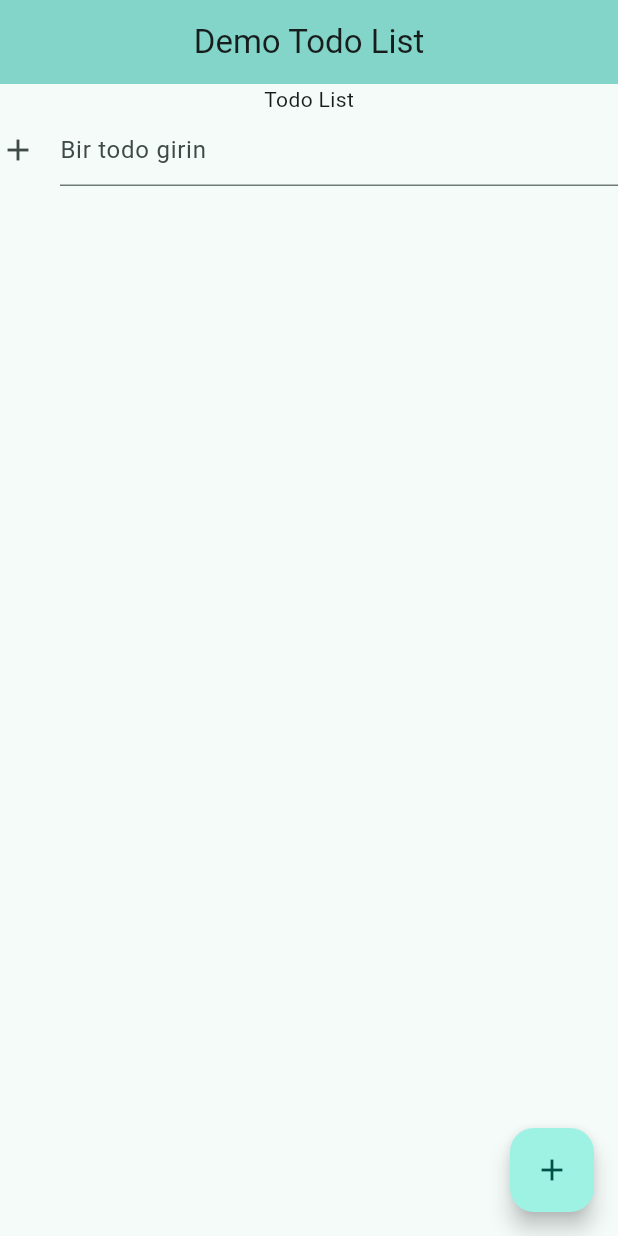
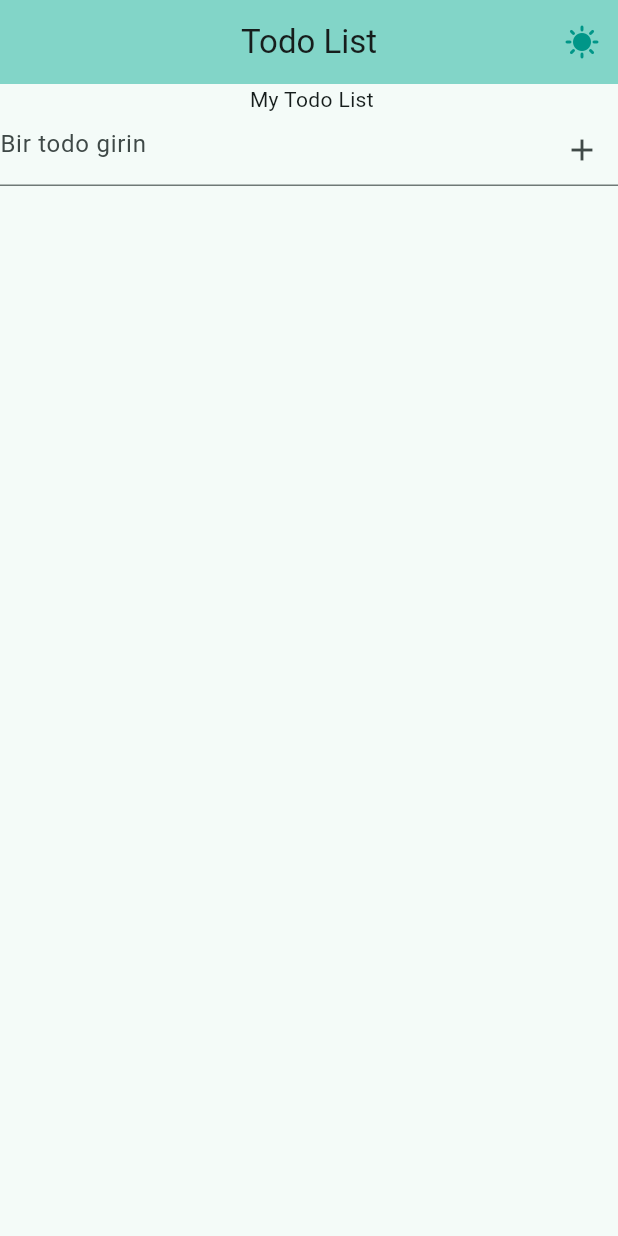
Before and after one commit to kubrainy/flutter-todo, a Flutter app: the screen it shows after launch, on a phone screen of 412 x 824 dp. Run offline on Flutter 3.47's test engine with Material 3 defaults, Android fonts, the phone set to English and light mode, and no system bars.

Commit message:
add todo and toggle theme

```diff
--- a/lib/main.dart
+++ b/lib/main.dart
@@ -1,5 +1,6 @@
 import 'package:flutter/material.dart';
 import 'package:flutter_todo/models/todo.dart';
+import 'package:flutter_todo/utils/theme.dart';
 
 void main() {
   runApp(const MyApp());
@@ -7,15 +8,21 @@ void main() {
 
 class MyApp extends StatelessWidget {
   const MyApp({super.key});
+
   @override
   Widget build(BuildContext context) {
-    return MaterialApp(
-      title: 'Demo Todo List',
-      debugShowCheckedModeBanner: false,
-      theme: ThemeData(
-        colorScheme: ColorScheme.fromSeed(seedColor: Colors.teal),
-      ),
-      home: const MyHomePage(title: 'Demo Todo List'),
+    return ValueListenableBuilder<ThemeMode>(
+      valueListenable: temaModu,
+      builder: (context, themeMode, child) {
+        return MaterialApp(
+          title: 'Todo List',
+          debugShowCheckedModeBanner: false,
+          theme: lightMode,
+          darkTheme: darkMode,
+          themeMode: themeMode,
+          home: const MyHomePage(title: 'Todo List'),
+        );
+      },
     );
   }
 }
@@ -30,8 +37,24 @@ class MyHomePage extends StatefulWidget {
 }
 
 class _MyHomePageState extends State<MyHomePage> {
-  List<Todo> todos=[];
+  List<Todo> todos = [];
   final TextEditingController controller = TextEditingController();
+
+  void addTodo() {
+    if (controller.text.trim().isEmpty) {
+      ScaffoldMessenger.of(context).showSnackBar(
+        const SnackBar(
+          content: Text('Todo boş olamaz!'),
+          backgroundColor: Colors.teal,
+        ),
+      );
+      return;
+    }
+    setState(() {
+      todos.add(Todo(text: controller.text.trim()));
+      controller.clear();
+    });
+  }
 
   @override
   Widget build(BuildContext context) {
@@ -40,47 +63,58 @@ class _MyHomePageState extends State<MyHomePage> {
         backgroundColor: Theme.of(context).colorScheme.inversePrimary,
         title: Text(widget.title),
         centerTitle: true,
+        actions: [
+          ValueListenableBuilder<ThemeMode>(
+            valueListenable: temaModu,
+            builder: (context, currentMode, child) {
+              return IconButton(
+                icon: Icon(
+                  currentMode == ThemeMode.dark
+                      ? Icons.nightlight_round
+                      : Icons.sunny,
+                ),
+                color: Colors.teal,
+                onPressed: toggleTheme,
+              );
+            },
+          ),
+        ],
       ),
       body: Column(
         children: [
-          Text('Todo List'),
+          const Text(' My Todo List'),
           TextField(
             controller: controller,
-            decoration: const InputDecoration(
+            onSubmitted: (_) => addTodo(),
+            decoration: InputDecoration(
               hintText: 'Bir todo girin',
-              icon: Icon(Icons.add),
+              suffixIcon: IconButton(
+                icon: const Icon(Icons.add),
+                onPressed: addTodo,
+              ),
             ),
           ),
           Expanded(
             child: ListView.builder(
               itemCount: todos.length,
-              itemBuilder: (context, index){
+              itemBuilder: (context, index) {
                 return ListTile(
                   title: Text(todos[index].text),
                   leading: Checkbox(
+                    activeColor: Colors.teal,
                     value: todos[index].isDone,
-                    onChanged:(value){
+                    onChanged: (value) {
                       setState(() {
-                      todos[index].isDone = !todos[index].isDone;
+                        todos[index].isDone = !todos[index].isDone;
                       });
-                    }
-                  )
+                    },
+                  ),
                 );
-              }
-            )
+              },
+            ),
           )
         ],
       ),
-      floatingActionButton: FloatingActionButton(
-        onPressed: () {
-          setState((){
-            todos.add(Todo(text: controller.text));
-            controller.clear();
-          });
-          print('Todo eklendi.');
-        },
-        child: const Icon(Icons.add)
-      )
     );
   }
 }
--- /dev/null
+++ b/lib/utils/theme.dart
@@ -0,0 +1,18 @@
+import 'package:flutter/material.dart';
+
+ValueNotifier<ThemeMode> temaModu = ValueNotifier(ThemeMode.light);
+
+ThemeData lightMode = ThemeData(
+  colorScheme: ColorScheme.fromSeed(seedColor: Colors.teal),
+);
+
+ThemeData darkMode = ThemeData(
+  colorScheme: ColorScheme.fromSeed(
+    seedColor: Colors.teal,
+    brightness: Brightness.dark,
+  ),
+);
+
+void toggleTheme() {
+  temaModu.value = temaModu.value == ThemeMode.light ? ThemeMode.dark : ThemeMode.light;
+}
```
